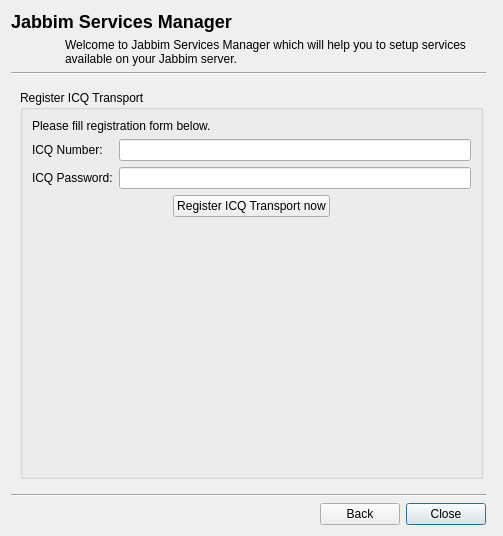
Above: wizards/jabbimservicemanager.ui from xmpp-graveyard/jabbim before the change. Below: the same form after it.
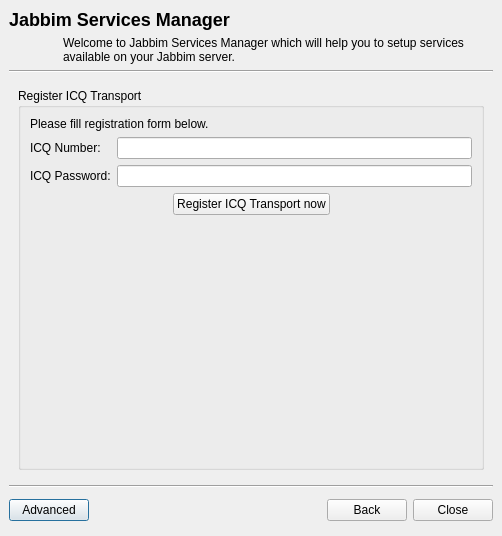
That is the form after the change. The open tabs and pages were chosen to show the change. Icons and pictures are not drawn.

Commit message: zobrazeni tlacitka Advanced v Jabbim Services

What changed in the file:
```diff
--- a/wizards/jabbimservicemanager.ui
+++ b/wizards/jabbimservicemanager.ui
@@ -12,69 +12,37 @@
   <property name="windowTitle" >
    <string>Dialog</string>
   </property>
-  <layout class="QGridLayout" name="gridLayout" >
-   <item row="0" column="0" colspan="4" >
-    <widget class="QLabel" name="label" >
+  <layout class="QGridLayout" >
+   <property name="margin" >
+    <number>9</number>
+   </property>
+   <property name="spacing" >
+    <number>6</number>
+   </property>
+   <item row="5" column="0" >
+    <widget class="QPushButton" name="advanced" >
      <property name="text" >
-      <string>&lt;!DOCTYPE HTML PUBLIC "-//W3C//DTD HTML 4.0//EN" "http://www.w3.org/TR/REC-html40/strict.dtd">
-&lt;html>&lt;head>&lt;meta name="qrichtext" content="1" />&lt;style type="text/css">
-p, li { white-space: pre-wrap; }
-&lt;/style>&lt;/head>&lt;body style=" font-family:'MS Shell Dlg 2'; font-size:8.25pt; font-weight:400; font-style:normal;">
-&lt;p style=" margin-top:16px; margin-bottom:12px; margin-left:0px; margin-right:0px; -qt-block-indent:0; text-indent:0px; font-size:8pt; font-weight:600;">&lt;span style=" font-size:x-large;">Jabbim Services Manager&lt;/span>&lt;/p>&lt;/body>&lt;/html></string>
+      <string>Advanced</string>
      </property>
     </widget>
    </item>
-   <item row="1" column="0" colspan="4" >
-    <layout class="QHBoxLayout" name="horizontalLayout" >
-     <item>
-      <widget class="QLabel" name="label_3" >
-       <property name="maximumSize" >
-        <size>
-         <width>48</width>
-         <height>1677</height>
-        </size>
-       </property>
-       <property name="pixmap" >
-        <pixmap>images/48x48/apps/jabbim.png</pixmap>
-       </property>
-       <property name="alignment" >
-        <set>Qt::AlignLeading|Qt::AlignLeft|Qt::AlignTop</set>
-       </property>
-      </widget>
-     </item>
-     <item>
-      <widget class="QLabel" name="label_2" >
-       <property name="text" >
-        <string>Welcome to Jabbim Services Manager which will help you to setup services available on your Jabbim server.</string>
-       </property>
-       <property name="wordWrap" >
-        <bool>true</bool>
-       </property>
-       <property name="openExternalLinks" >
-        <bool>true</bool>
-       </property>
-      </widget>
-     </item>
-    </layout>
+   <item row="5" column="1" >
+    <spacer>
+     <property name="orientation" >
+      <enum>Qt::Horizontal</enum>
+     </property>
+     <property name="sizeHint" >
+      <size>
+       <width>191</width>
+       <height>33</height>
+      </size>
+     </property>
+    </spacer>
    </item>
    <item row="5" column="2" >
-    <widget class="QPushButton" name="pushButton_2" >
+    <widget class="QPushButton" name="back" >
      <property name="text" >
-      <string>Close</string>
-     </property>
-    </widget>
-   </item>
-   <item row="4" column="0" colspan="3" >
-    <widget class="Line" name="line" >
-     <property name="orientation" >
-      <enum>Qt::Horizontal</enum>
-     </property>
-    </widget>
-   </item>
-   <item row="2" column="0" colspan="3" >
-    <widget class="Line" name="line_2" >
-     <property name="orientation" >
-      <enum>Qt::Horizontal</enum>
+      <string>Back</string>
      </property>
     </widget>
    </item>
@@ -206,13 +174,25 @@
       </layout>
      </widget>
      <widget class="QWidget" name="page_3" >
-      <layout class="QGridLayout" name="gridLayout_6" >
+      <layout class="QGridLayout" >
+       <property name="margin" >
+        <number>9</number>
+       </property>
+       <property name="spacing" >
+        <number>6</number>
+       </property>
        <item row="0" column="0" >
         <widget class="QGroupBox" name="groupBox_2" >
          <property name="title" >
           <string>Register ICQ Transport</string>
          </property>
-         <layout class="QGridLayout" name="gridLayout_5" >
+         <layout class="QGridLayout" >
+          <property name="margin" >
+           <number>9</number>
+          </property>
+          <property name="spacing" >
+           <number>6</number>
+          </property>
           <item row="0" column="0" colspan="3" >
            <widget class="QLabel" name="label_5" >
             <property name="text" >
@@ -227,9 +207,21 @@
            </widget>
           </item>
           <item row="1" column="0" colspan="3" >
-           <layout class="QHBoxLayout" name="horizontalLayout_2" >
+           <layout class="QHBoxLayout" >
+            <property name="margin" >
+             <number>0</number>
+            </property>
+            <property name="spacing" >
+             <number>6</number>
+            </property>
             <item>
-             <layout class="QVBoxLayout" name="verticalLayout" >
+             <layout class="QVBoxLayout" >
+              <property name="margin" >
+               <number>0</number>
+              </property>
+              <property name="spacing" >
+               <number>6</number>
+              </property>
               <item>
                <widget class="QLabel" name="label_6" >
                 <property name="text" >
@@ -247,7 +239,13 @@
              </layout>
             </item>
             <item>
-             <layout class="QVBoxLayout" name="verticalLayout_2" >
+             <layout class="QVBoxLayout" >
+              <property name="margin" >
+               <number>0</number>
+              </property>
+              <property name="spacing" >
+               <number>6</number>
+              </property>
               <item>
                <widget class="QLineEdit" name="icqNumber" />
               </item>
@@ -263,11 +261,11 @@
            </layout>
           </item>
           <item row="2" column="0" >
-           <spacer name="horizontalSpacer_2" >
+           <spacer>
             <property name="orientation" >
              <enum>Qt::Horizontal</enum>
             </property>
-            <property name="sizeHint" stdset="0" >
+            <property name="sizeHint" >
              <size>
               <width>149</width>
               <height>20</height>
@@ -283,11 +281,11 @@
            </widget>
           </item>
           <item row="2" column="2" >
-           <spacer name="horizontalSpacer_3" >
+           <spacer>
             <property name="orientation" >
              <enum>Qt::Horizontal</enum>
             </property>
-            <property name="sizeHint" stdset="0" >
+            <property name="sizeHint" >
              <size>
               <width>148</width>
               <height>20</height>
@@ -296,11 +294,11 @@
            </spacer>
           </item>
           <item row="3" column="1" >
-           <spacer name="verticalSpacer_2" >
+           <spacer>
             <property name="orientation" >
              <enum>Qt::Vertical</enum>
             </property>
-            <property name="sizeHint" stdset="0" >
+            <property name="sizeHint" >
              <size>
               <width>20</width>
               <height>258</height>
@@ -385,25 +383,76 @@
      </widget>
     </widget>
    </item>
-   <item row="5" column="1" >
-    <widget class="QPushButton" name="back" >
-     <property name="text" >
-      <string>Back</string>
+   <item row="2" column="0" colspan="4" >
+    <widget class="Line" name="line_2" >
+     <property name="orientation" >
+      <enum>Qt::Horizontal</enum>
      </property>
     </widget>
    </item>
-   <item row="5" column="0" >
-    <spacer name="horizontalSpacer" >
+   <item row="4" column="0" colspan="4" >
+    <widget class="Line" name="line" >
      <property name="orientation" >
       <enum>Qt::Horizontal</enum>
      </property>
-     <property name="sizeHint" stdset="0" >
-      <size>
-       <width>309</width>
-       <height>22</height>
-      </size>
+    </widget>
+   </item>
+   <item row="5" column="3" >
+    <widget class="QPushButton" name="pushButton_2" >
+     <property name="text" >
+      <string>Close</string>
      </property>
-    </spacer>
+    </widget>
+   </item>
+   <item row="1" column="0" colspan="4" >
+    <layout class="QHBoxLayout" >
+     <property name="margin" >
+      <number>0</number>
+     </property>
+     <property name="spacing" >
+      <number>6</number>
+     </property>
+     <item>
+      <widget class="QLabel" name="label_3" >
+       <property name="maximumSize" >
+        <size>
+         <width>48</width>
+         <height>1677</height>
+        </size>
+       </property>
+       <property name="pixmap" >
+        <pixmap/>
+       </property>
+       <property name="alignment" >
+        <set>Qt::AlignLeading|Qt::AlignLeft|Qt::AlignTop</set>
+       </property>
+      </widget>
+     </item>
+     <item>
+      <widget class="QLabel" name="label_2" >
+       <property name="text" >
+        <string>Welcome to Jabbim Services Manager which will help you to setup services available on your Jabbim server.</string>
+       </property>
+       <property name="wordWrap" >
+        <bool>true</bool>
+       </property>
+       <property name="openExternalLinks" >
+        <bool>true</bool>
+       </property>
+      </widget>
+     </item>
+    </layout>
+   </item>
+   <item row="0" column="0" colspan="4" >
+    <widget class="QLabel" name="label" >
+     <property name="text" >
+      <string>&lt;!DOCTYPE HTML PUBLIC "-//W3C//DTD HTML 4.0//EN" "http://www.w3.org/TR/REC-html40/strict.dtd">
+&lt;html>&lt;head>&lt;meta name="qrichtext" content="1" />&lt;style type="text/css">
+p, li { white-space: pre-wrap; }
+&lt;/style>&lt;/head>&lt;body style=" font-family:'MS Shell Dlg 2'; font-size:8.25pt; font-weight:400; font-style:normal;">
+&lt;p style=" margin-top:16px; margin-bottom:12px; margin-left:0px; margin-right:0px; -qt-block-indent:0; text-indent:0px; font-size:8pt; font-weight:600;">&lt;span style=" font-size:x-large;">Jabbim Services Manager&lt;/span>&lt;/p>&lt;/body>&lt;/html></string>
+     </property>
+    </widget>
    </item>
   </layout>
  </widget>
```
Left out of the diff: 82 changed lines with no effect on the pictures. The commit also changes 3 other files.
